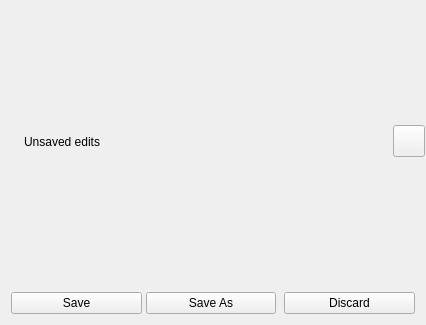
do-i/thumbgrid, file gui/overlays/saveconfirmoverlay.ui: the form before one commit.
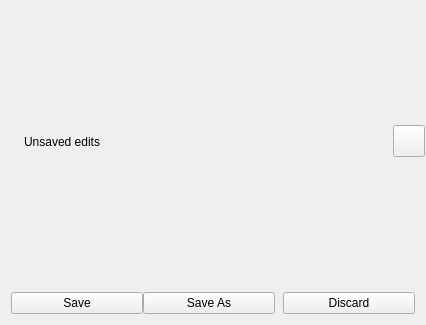
The form after the commit. Icons and pictures are not drawn.

Diff of the .ui file:
```diff
--- a/gui/overlays/saveconfirmoverlay.ui
+++ b/gui/overlays/saveconfirmoverlay.ui
@@ -120,7 +120,7 @@
    <item>
     <layout class="QHBoxLayout" name="horizontalLayout">
      <property name="spacing">
-      <number>4</number>
+      <number>0</number>
      </property>
      <property name="sizeConstraint">
       <enum>QLayout::SetMinimumSize</enum>
@@ -173,7 +173,7 @@
        </property>
        <property name="sizeHint" stdset="0">
         <size>
-         <width>4</width>
+         <width>8</width>
          <height>10</height>
         </size>
        </property>
```
Left out of the diff: 6 changed lines with no effect on the pictures.
